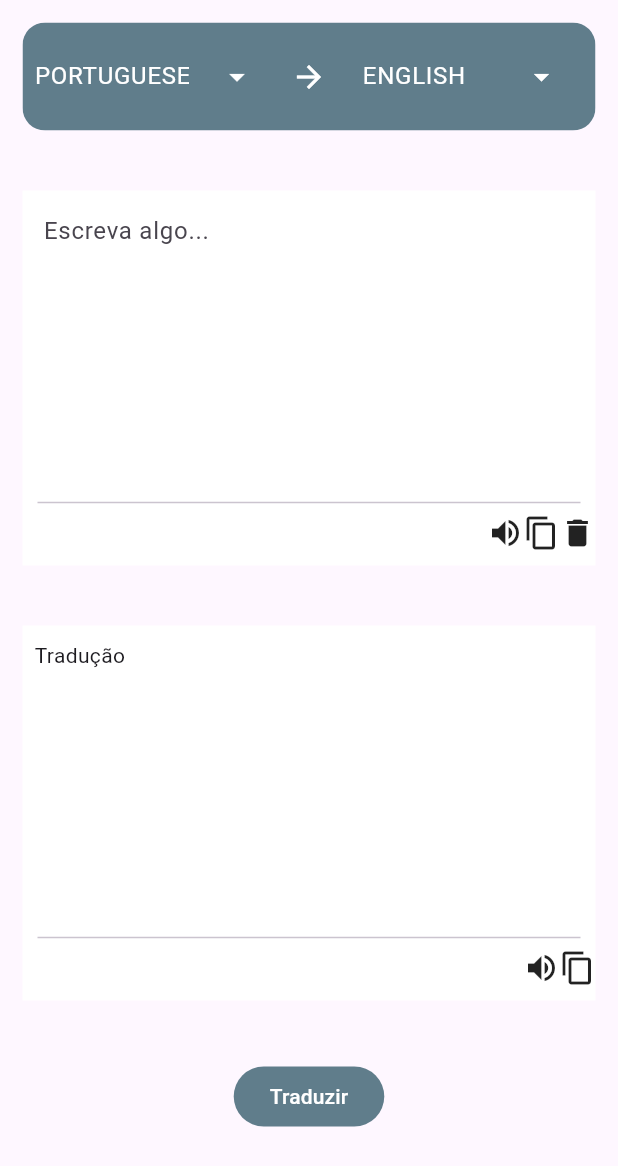
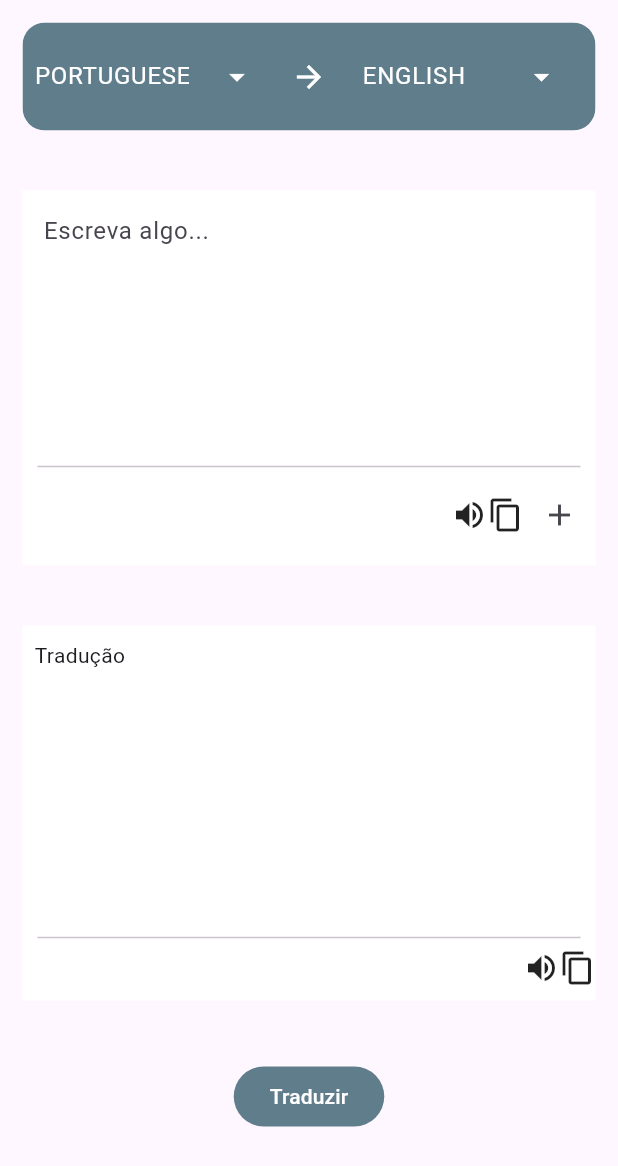
Before and after one commit to Luiz-fss/app_translator, a Flutter app: the screen it shows after launch, on a phone screen of 412 x 824 dp. Shown: the top 1166 px of the screen. Run offline on Flutter 3.47's test engine with Material 3 defaults, Android fonts, the phone set to English and light mode, and no system bars; our stand-ins replace flutter_riverpod; missing offline and left inert: google_mlkit_translation.

Commit message:
Using translate

```diff
--- a/lib/infrastructure/translate_text_repository_impl.dart
+++ b/lib/infrastructure/translate_text_repository_impl.dart
@@ -8,7 +8,6 @@ class TranslateTextRepositoryImpl implements TranslateTextRepository{
    final onDeviceTranslator = OnDeviceTranslator(
        sourceLanguage: LanguageMapper.mapToMLKit(params.sourceLanguage),
        targetLanguage: LanguageMapper.mapToMLKit(params.targetLanguage));
-
    return await onDeviceTranslator.translateText(params.textTranslate);
   }
 }
--- a/lib/presenter/components/translate_box.dart
+++ b/lib/presenter/components/translate_box.dart
@@ -6,17 +6,19 @@ class TranslateBox extends StatelessWidget {
     required this.icons,
     this.onChanged,
     this.onSubmitted,
-    required this.labelText,
+    this.labelText,
     this.translatedText,
     this.isTextField = true,
+    this.controller,
   });
 
-  final List<Icon> icons;
+  final List<Widget> icons;
   final void Function(String)? onChanged;
   final void Function(String)? onSubmitted;
-  final String labelText;
+  final String? labelText;
   final String? translatedText;
   final bool isTextField;
+  final TextEditingController? controller;
 
   @override
   Widget build(BuildContext context) {
@@ -32,7 +34,7 @@ class TranslateBox extends StatelessWidget {
               ? TextField(
                   maxLines: 6,
                   onChanged: onChanged,
-                  controller: TextEditingController(),
+                  controller: controller,
                   decoration: InputDecoration(
                     labelText: labelText,
                     alignLabelWithHint: true,
--- a/lib/presenter/screens/home_screen.dart
+++ b/lib/presenter/screens/home_screen.dart
@@ -13,11 +13,14 @@ class HomeScreen extends ConsumerWidget {
 
   final languages = Language.values;
 
+  final controller = TextEditingController();
+
   @override
   Widget build(BuildContext context,WidgetRef ref) {
 
     final sourceLanguage = ref.watch(sourceLanguageProvider);
     final targetLanguage = ref.watch(targetLanguageProvider);
+    final translatedText = ref.watch(translateTextProvider);
     return  Scaffold(
       body: SafeArea(
         child: Padding(
@@ -27,22 +30,33 @@ class HomeScreen extends ConsumerWidget {
             children: [
               TranslateOptions(languages),
               TranslateBox(
+                controller: controller,
                 icons: [
                   Icon(Icons.volume_up),
                   Icon(Icons.copy),
-                  Icon(Icons.delete)
+                  IconButton(
+                    onPressed: (){
+                      ref.invalidate(translateTextProvider);
+                      controller.clear();
+                    },
+                    icon: Icon(Icons.add),
+                  )
                 ],
                 labelText: "Escreva algo...",
 
               ),
-              TranslateBox(
+              translatedText.whenOrNull(
+                data: (data)=> TranslateBox(
                   icons: [
                     Icon(Icons.volume_up),
                     Icon(Icons.copy),
                   ],
                   labelText: "Tradução",
+                  translatedText: data.translateTextEntity?.translatedText,
                   isTextField: false,
                 ),
+
+              )!,
 
               Flexible(
                 child: FilledButton(
@@ -51,7 +65,7 @@ class HomeScreen extends ConsumerWidget {
                   ),
                   onPressed: (){
                     ref.read(translateTextProvider.notifier).translate(TranslateTextParams(
-                        textTranslate: "",
+                        textTranslate: controller.text,
                         sourceLanguage: sourceLanguage,
                         targetLanguage: targetLanguage));
                   },
```
Lines whose indentation alone changed are shown as unchanged.
